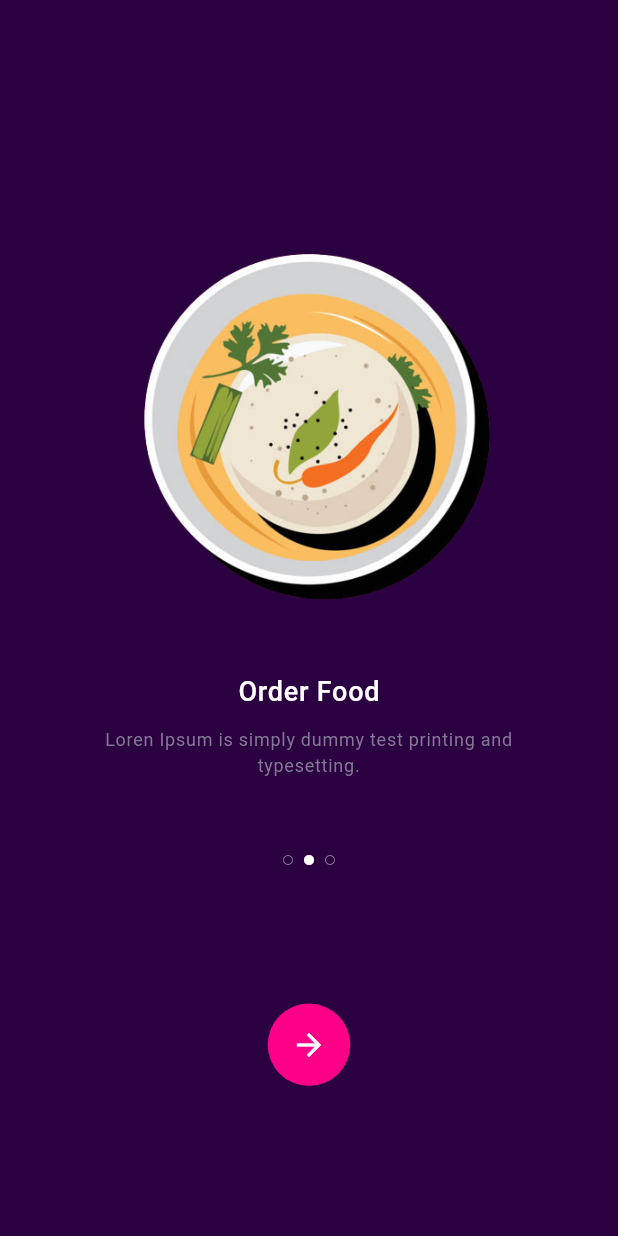
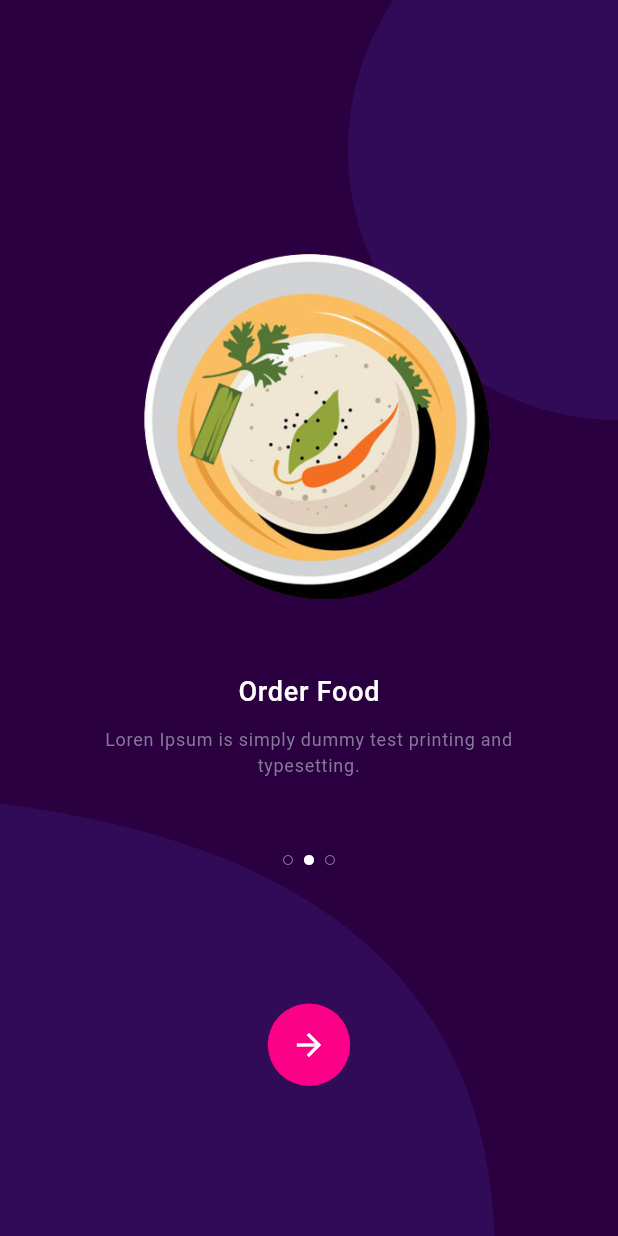
Before and after one commit to lucky93agarwal/Restaurant_App_Design, a Flutter app: the screen it shows after launch, after a tap on the "arrow forward" icon, on a phone screen of 412 x 824 dp. Run offline on Flutter 3.47's test engine with Material 2 defaults, Android fonts, the phone set to English and light mode, and no system bars; our stand-ins replace get; Roboto replaces fonts that are missing (Mukta).

Commit message:
Custom Paint features added

```diff
--- a/lib/ui/sliding_screen.dart
+++ b/lib/ui/sliding_screen.dart
@@ -3,6 +3,7 @@ import 'package:get/get.dart';
 import 'package:restaurant_app_design/controller/slider_controller.dart';
 import 'package:restaurant_app_design/model/data_sources.dart';
 import 'package:restaurant_app_design/ui/widgets/article_card.dart';
+import 'package:restaurant_app_design/ui/widgets/custom_painter.dart';
 import 'package:restaurant_app_design/ui/widgets/dot_indicators.dart';
 import 'package:restaurant_app_design/ui/widgets/vertical_and_horizontal_gap.dart';
 import 'package:restaurant_app_design/utils/color.dart';
@@ -12,12 +13,14 @@ import 'package:restaurant_app_design/utils/images.dart';
 class SlidingScreen extends GetView<SliderController>  {
   const SlidingScreen({super.key});
 
-
   @override
   Widget build(BuildContext context) {
     return Scaffold(
+
       backgroundColor: Theme.of(context).bgDarkColor,
-      body: Obx(() =>Column(
+      body: CustomPaint(
+        painter: CustomPainterTwo(),
+        child: Obx(() =>Column(
           crossAxisAlignment: CrossAxisAlignment.center,
           mainAxisAlignment: MainAxisAlignment.center,
           children: [
@@ -52,6 +55,8 @@ class SlidingScreen extends GetView<SliderController>  {
             verticalSpacing(100),
           ],
         )),
+      ),
     );
   }
+
 }
--- /dev/null
+++ b/lib/ui/widgets/custom_painter.dart
@@ -0,0 +1,53 @@
+import 'package:flutter/material.dart';
+
+class CustomPainterTwo extends CustomPainter {
+  @override
+  void paint(Canvas canvas, Size size) {
+    // TODO: implement paint
+    final height = size.height;
+    final width = size.width;
+    Paint paint = Paint();
+    Path mainBackground = Path();
+
+    // final center = Offset(50,50);
+    // final radius = 150.0;
+    // Paint paints = Paint();
+    // paints.color = Colors.yellow;
+    // paints.style = PaintingStyle.fill;
+    // paints.strokeWidth = 4;
+    // canvas.drawCircle(center, radius, paints);
+
+    mainBackground.addRect(Rect.fromLTRB(0, 0, width, height));
+    paint.color = const Color(0xff2a0040);
+    canvas.drawPath(mainBackground, paint);
+
+    Path ovalPath = Path();
+    ovalPath.moveTo(0, height * 0.65);
+    // ovalPath.quadraticBezierTo(width * 0.45, height * 0.25, width * 0.5, height * 0.5);
+
+    ovalPath.quadraticBezierTo(width * 0.78, height * 0.7, width * 0.8, height);
+
+    ovalPath.lineTo(0, height);
+
+    ovalPath.close();
+
+    paint.color =const Color(0x703B1975);
+    canvas.drawPath(ovalPath, paint);
+
+
+
+    Offset centers = Offset(width, 100);
+    const radius = 180.0;
+    Paint paints = Paint();
+    paints.color = const Color(0x703B1975);
+    paints.style = PaintingStyle.fill;
+    paints.strokeWidth = 4;
+    canvas.drawCircle(centers, radius, paints);
+  }
+
+  @override
+  bool shouldRepaint(covariant CustomPainter oldDelegate) {
+    // TODO: implement shouldRepaint
+    return oldDelegate != this;
+  }
+}
```
Lines whose indentation alone changed are shown as unchanged.
